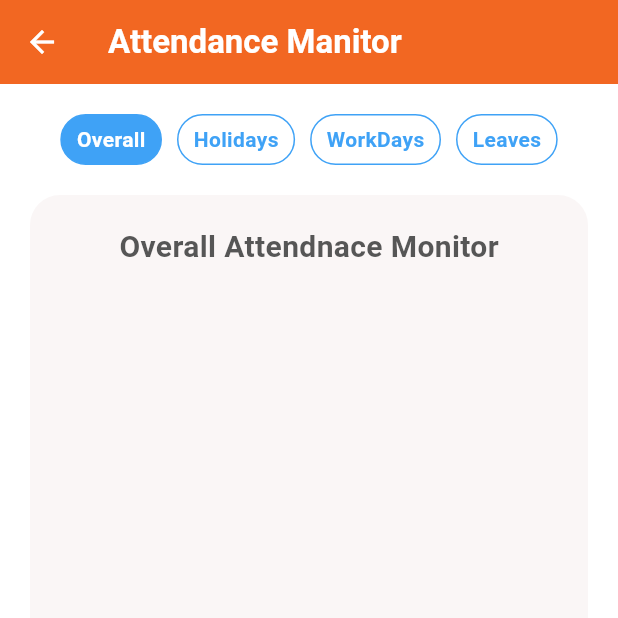
After one commit to SimranNadaf/SuperVisior_Demo_Flutter_APP, a Flutter app: the AttendanceScreen screen opened directly, on a phone screen of 412 x 824 dp, the top half of it. The commit adds this screen. Run offline on Flutter 3.47's test engine with Material 3 defaults, Android fonts, the phone set to English and light mode, and no system bars; network calls fail.

Commit message:
added attendance screen and various tabs in it

```diff
--- /dev/null
+++ b/lib/screen/attendance.dart
@@ -0,0 +1,108 @@
+import 'package:flutter/material.dart';
+import 'package:login_app/widget/atdTab.dart';
+import 'package:login_app/widget/atdTabButton.dart';
+
+class AttendanceScreen extends StatefulWidget {
+  const AttendanceScreen({super.key});
+
+  @override
+  State<AttendanceScreen> createState() {
+    return AttendanceScreenState();
+  }
+}
+
+class AttendanceScreenState extends State<AttendanceScreen> {
+  bool isOver = true;
+  bool isHoli = false;
+  bool isWork = false;
+  bool isLeave = false;
+
+  @override
+  Widget build(BuildContext context) {
+    return Scaffold(
+      backgroundColor: Colors.white,
+      appBar: AppBar(
+        title: const Text(
+          "Attendance Manitor",
+          style: TextStyle(color: Colors.white, fontWeight: FontWeight.bold),
+        ),
+        backgroundColor: const Color.fromARGB(255, 242, 103, 34),
+        foregroundColor: Colors.white,
+      ),
+      body: Column(
+        children: [
+          Row(
+            mainAxisAlignment: MainAxisAlignment.center,
+            mainAxisSize: MainAxisSize.max,
+            children: [
+              Atdtabbutton(
+                title: "Overall",
+                onActivited: isOver,
+                onTapped: () {
+                  setState(() {
+                    isOver = true;
+                    isHoli = false;
+                    isWork = false;
+                    isLeave = false;
+                  });
+                },
+              ),
+              Atdtabbutton(
+                title: "Holidays",
+                onActivited: isHoli,
+                onTapped: () {
+                  setState(() {
+                    isOver = false;
+                    isHoli = true;
+                    isWork = false;
+                    isLeave = false;
+                  });
+                },
+              ),
+              Atdtabbutton(
+                title: "WorkDays",
+                onActivited: isWork,
+                onTapped: () {
+                  setState(() {
+                    isOver = false;
+                    isHoli = false;
+                    isWork = true;
+                    isLeave = false;
+                  });
+                },
+              ),
+              Atdtabbutton(
+                title: "Leaves",
+                onActivited: isLeave,
+                onTapped: () {
+                  setState(() {
+                    isOver = false;
+                    isHoli = false;
+                    isWork = false;
+                    isLeave = true;
+                  });
+                },
+              ),
+            ],
+          ),
+          if (isOver)
+            const AtdTab(
+              title: "Overall Attendnace Monitor",
+            ),
+          if (isHoli)
+            const AtdTab(
+              title: "Holidays Attendnace Monitor",
+            ),
+          if (isWork)
+            const AtdTab(
+              title: "Workdays Attendnace Monitor",
+            ),
+          if (isLeave)
+            const AtdTab(
+              title: "Leaves Attendnace Monitor",
+            ),
+        ],
+      ),
+    );
+  }
+}
--- /dev/null
+++ b/lib/widget/atdTab.dart
@@ -0,0 +1,31 @@
+import 'package:flutter/material.dart';
+
+class AtdTab extends StatelessWidget{
+  const AtdTab({super.key, required this.title});
+
+  final String title;
+
+  @override
+  Widget build(BuildContext context) {
+      return Expanded(
+            child: Container(
+              padding: const EdgeInsets.all(20),
+              margin: const EdgeInsets.only(left: 20, right: 20, bottom: 20),
+              width: double.infinity,
+              height: double.infinity,
+              decoration: const BoxDecoration(
+                borderRadius: BorderRadius.all(Radius.circular(20)),
+              color: Color.fromARGB(255, 250, 246, 246),
+              ),
+              child: Column(
+                mainAxisAlignment: MainAxisAlignment.start,
+                children: [
+                  Text(title, style: const TextStyle(color: Color.fromARGB(221, 61, 61, 61), fontSize: 20, fontWeight: FontWeight.w700),),
+
+                ],
+              ),
+            ),
+          );
+  }
+
+}
--- /dev/null
+++ b/lib/widget/atdTabButton.dart
@@ -0,0 +1,34 @@
+import 'package:flutter/material.dart';
+
+class Atdtabbutton extends StatefulWidget{
+  const Atdtabbutton({super.key, required this.title, required this.onActivited, required this.onTapped});
+  final String title;
+  final bool onActivited;
+  final Function onTapped;
+
+  @override
+  State<Atdtabbutton> createState() {
+    return AtdtabbuttonState();
+  }
+}
+
+class AtdtabbuttonState extends State<Atdtabbutton>{
+  @override
+  Widget build(BuildContext context) {
+      return GestureDetector(
+        onTap: (){
+          widget.onTapped();
+        },
+        child: Container(
+          padding: const EdgeInsets.symmetric(vertical: 6, horizontal: 10),
+          margin: const EdgeInsets.symmetric(vertical: 20, horizontal: 5),
+          decoration: BoxDecoration(
+            color: widget.onActivited?  const Color.fromARGB(255, 63,162,246) : const Color.fromARGB(255, 255, 255, 255),
+            borderRadius: BorderRadius.circular(20),
+            border: Border.all(width: 1, color: const Color.fromARGB(255, 63,162,246))
+          ),
+          child: Text(widget.title, style: TextStyle(color: widget.onActivited?Colors.white:const Color.fromARGB(255, 63,162,246), fontWeight: FontWeight.w600),),
+        ),
+      );
+  }
+}
```
Also changed, not shown: lib/screen/dashboard.dart (+47 -22 lines), lib/screen/login.dart (+21 -7 lines).
